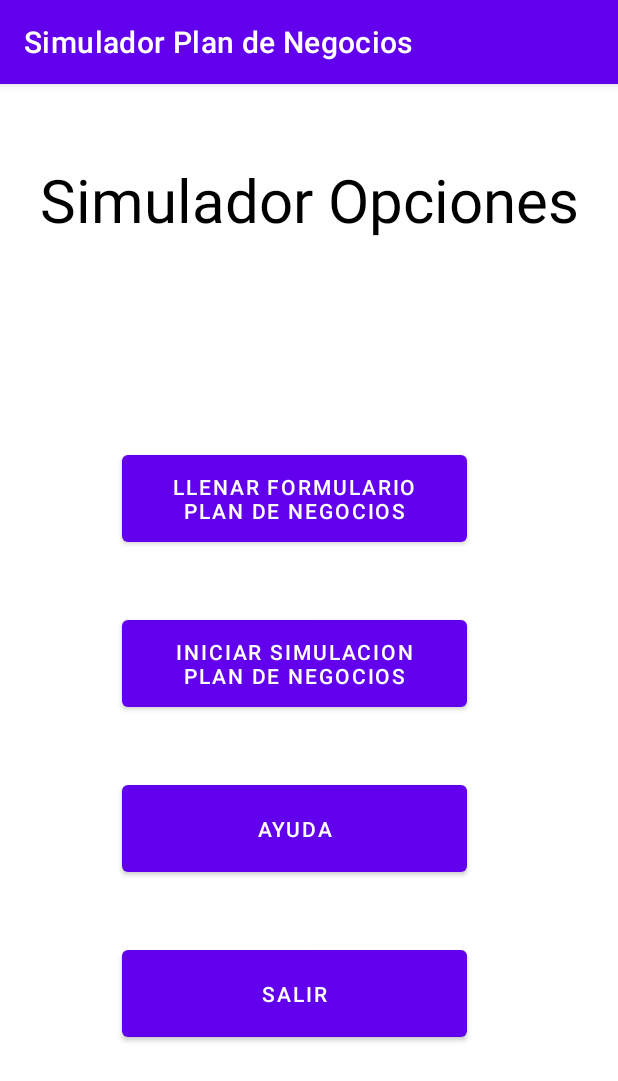
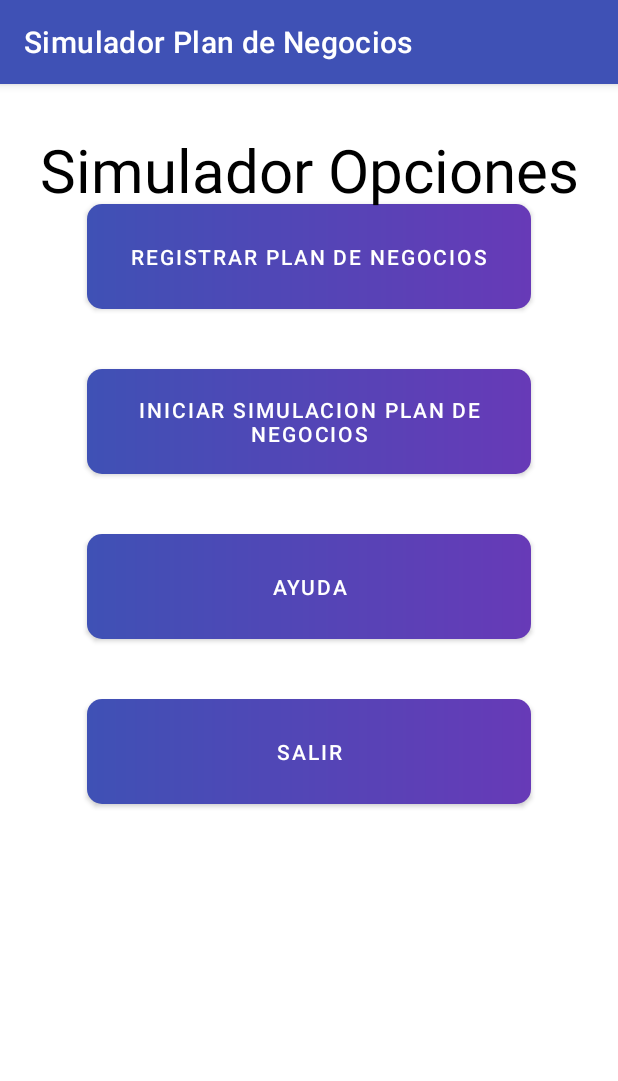
Before and after one commit to borisumss/SimuladorPlanDeNegocios, an Android app: the screen it shows after launch (MainActivity), on a phone screen of 412 x 824 dp. Shown: the top 1081 px of the screen. Run offline under Robolectric (Android 15) with nearby library versions, the phone set to English and light mode, and no system bars.

Commit message:
intento de cambio en los colores

```diff
--- /dev/null
+++ b/app/src/main/res/drawable/custom_butons.xml
@@ -0,0 +1,10 @@
+<?xml version="1.0" encoding="utf-8"?>
+<shape xmlns:android="http://schemas.android.com/apk/res/android">
+    <gradient
+        android:startColor="#3F51B5"
+        android:endColor="#673AB7"
+        android:angle="0"/>
+
+        <corners
+            android:radius="10dp"/>
+</shape>
--- a/app/src/main/res/layout/activity_main.xml
+++ b/app/src/main/res/layout/activity_main.xml
@@ -7,12 +7,12 @@
     tools:context=".Vista.MainActivity">
 
     <LinearLayout
-        android:layout_width="416dp"
-        android:layout_height="581dp"
+        android:layout_width="match_parent"
+        android:layout_height="match_parent"
 
         android:layout_marginStart="8dp"
 
-        android:layout_marginTop="150dp"
+        android:layout_marginTop="10dp"
         android:layout_marginEnd="8dp"
         android:layout_marginBottom="8dp"
         android:orientation="vertical"
@@ -30,46 +30,63 @@
 
             <Button
                 android:id="@+id/formularioButton"
-                android:layout_width="230dp"
+                android:layout_width="match_parent"
+                app:backgroundTint="@null"
+                android:background="@drawable/custom_butons"
                 android:layout_height="70dp"
-                android:layout_marginStart="-30dp"
+                android:layout_marginStart="50dp"
+                android:layout_marginEnd="50dp"
                 android:layout_marginTop="70dp"
-                android:text="Llenar Formulario Plan de Negocios"
+                android:text="Registrar Plan de Negocios"
                 app:layout_constraintEnd_toEndOf="parent"
                 app:layout_constraintStart_toStartOf="parent"
-                app:layout_constraintTop_toTopOf="parent" />
+                app:layout_constraintTop_toTopOf="parent"
+                app:cornerRadius="10dp"/>
 
             <Button
                 android:id="@+id/simulacionButton"
-                android:layout_width="230dp"
+                android:layout_width="match_parent"
                 android:layout_height="70dp"
-                android:layout_marginStart="-30dp"
+                android:layout_marginStart="50dp"
+                android:layout_marginEnd="50dp"
                 android:layout_marginTop="40dp"
                 android:text="Iniciar Simulacion Plan de Negocios"
+                app:backgroundTint="@null"
+                android:background="@drawable/custom_butons"
                 app:layout_constraintEnd_toEndOf="parent"
                 app:layout_constraintStart_toStartOf="parent"
-                app:layout_constraintTop_toBottomOf="@+id/formularioButton" />
+                app:layout_constraintTop_toBottomOf="@+id/formularioButton"
+                app:cornerRadius="10dp"/>
 
             <Button
                 android:id="@+id/ayudaButton"
-                android:layout_width="230dp"
+                android:layout_width="match_parent"
                 android:layout_height="70dp"
-                android:layout_marginStart="-30dp"
+                android:layout_marginStart="50dp"
+                android:layout_marginEnd="50dp"
                 android:layout_marginTop="40dp"
                 android:text="Ayuda"
+                app:backgroundTint="@null"
+                android:background="@drawable/custom_butons"
                 app:layout_constraintEnd_toEndOf="parent"
                 app:layout_constraintStart_toStartOf="parent"
                 app:layout_constraintTop_toBottomOf="@+id/simulacionButton"
-                tools:ignore="MissingConstraints" />
+                tools:ignore="MissingConstraints"
+                app:cornerRadius="10dp"/>
 
             <Button
                 android:id="@+id/salirButton"
-                android:layout_width="230dp"
+                android:layout_width="match_parent"
                 android:layout_height="70dp"
-                android:layout_marginStart="-30dp"
+                android:layout_marginStart="50dp"
                 android:layout_marginTop="40dp"
+                android:layout_marginEnd="50dp"
                 android:onClick="salir"
                 android:text="Salir"
+
+                app:backgroundTint="@null"
+                android:background="@drawable/custom_butons"
+                app:cornerRadius="10dp"
                 app:layout_constraintEnd_toEndOf="parent"
                 app:layout_constraintStart_toStartOf="parent"
                 app:layout_constraintTop_toBottomOf="@+id/ayudaButton"
@@ -83,7 +100,7 @@
         android:id="@+id/textView3"
         android:layout_width="wrap_content"
         android:layout_height="wrap_content"
-        android:layout_marginTop="50dp"
+        android:layout_marginTop="30dp"
         android:text="@string/simulador_opciones"
         android:textColor="@color/black"
         android:textSize="60px"
--- a/app/src/main/res/values/colors.xml
+++ b/app/src/main/res/values/colors.xml
@@ -1,8 +1,9 @@
 <?xml version="1.0" encoding="utf-8"?>
 <resources>
     <color name="purple_200">#FFBB86FC</color>
-    <color name="purple_500">#FF6200EE</color>
-    <color name="purple_700">#FF3700B3</color>
+    <color name="purple_500">#3F51B5
+    </color>
+    <color name="purple_700">#3F51B5</color>
     <color name="teal_200">#FF03DAC5</color>
     <color name="teal_700">#FF018786</color>
     <color name="black">#FF000000</color>
```
Also changed, not shown: app/src/main/res/layout/activity_splash.xml (+31 -36 lines).
